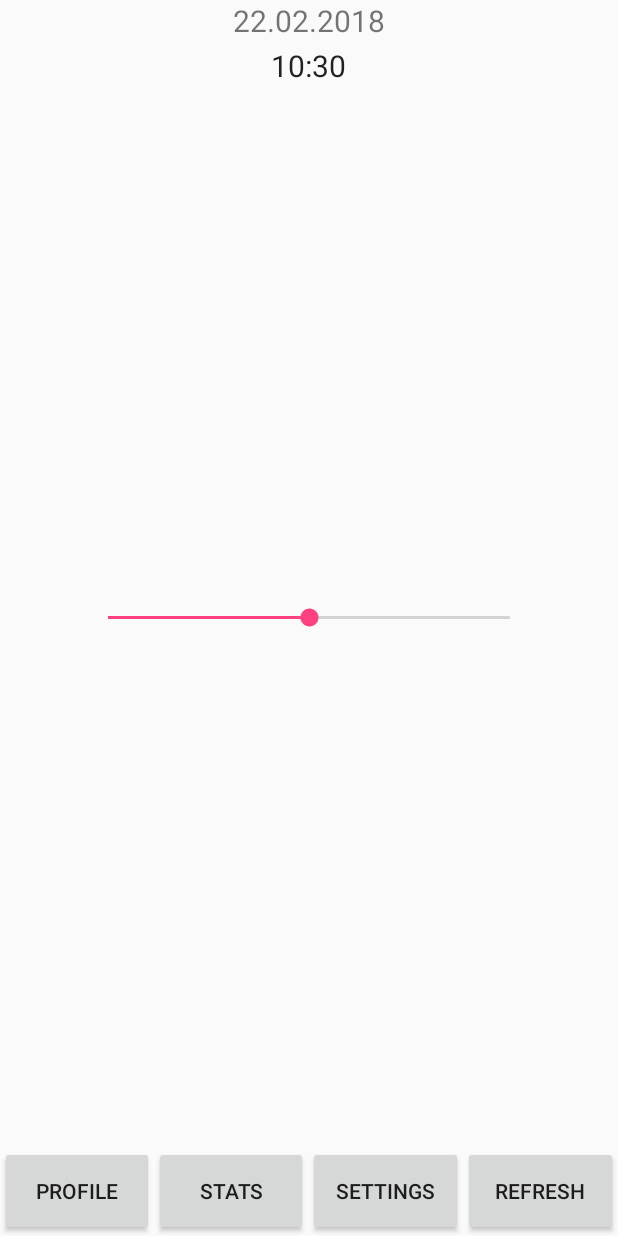
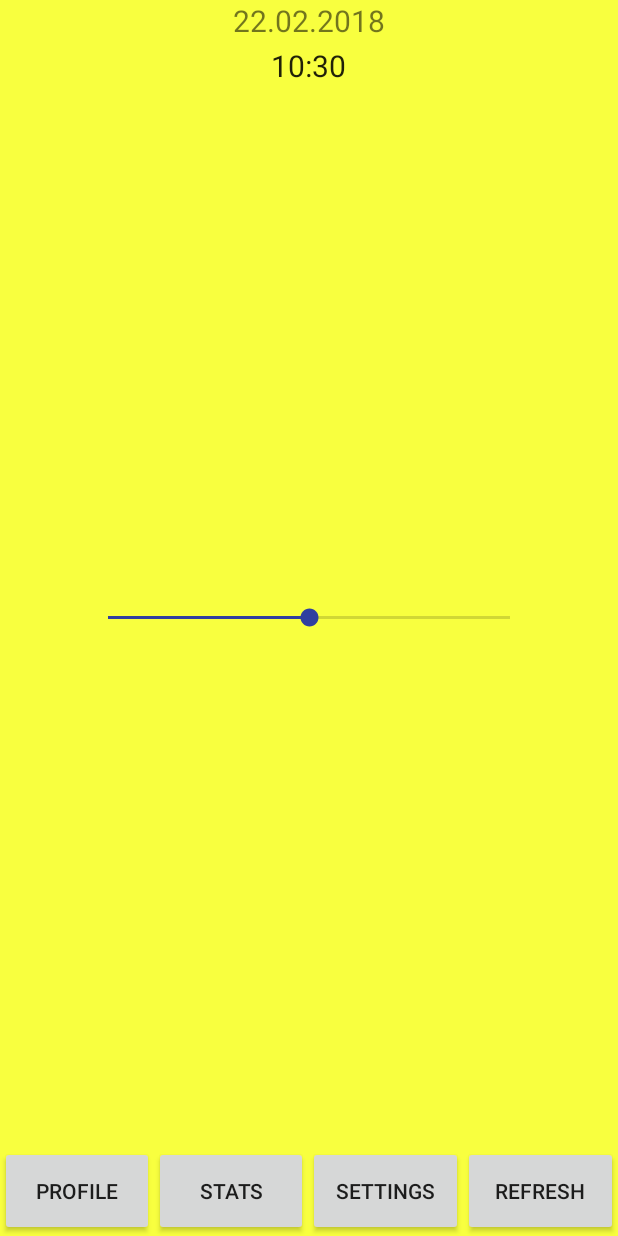
Before and after one commit to martin-the-human/PersonalEnergyTrainer, an Android app: the MainActivity screen opened directly, with no data from a screen before it, on a phone screen of 412 x 824 dp. Run offline under Robolectric (Android 15) with nearby library versions, the phone set to English and light mode, and no system bars.

Commit message:
Changed and added colours in to make app look more filled out

```diff
--- a/app/src/main/res/layout/activity_login_screen.xml
+++ b/app/src/main/res/layout/activity_login_screen.xml
@@ -4,6 +4,7 @@
     xmlns:tools="http://schemas.android.com/tools"
     android:layout_width="match_parent"
     android:layout_height="match_parent"
+    android:background="@color/colorBackground"
     tools:context="com.example.martin.personalenergytrainer.LoginScreen">
     <RelativeLayout
         android:layout_width="match_parent"
--- a/app/src/main/res/layout/activity_main.xml
+++ b/app/src/main/res/layout/activity_main.xml
@@ -4,6 +4,7 @@
     xmlns:tools="http://schemas.android.com/tools"
     android:layout_width="match_parent"
     android:layout_height="match_parent"
+    android:background="@color/colorBackground"
     tools:context="com.example.martin.personalenergytrainer.MainActivity">
     <RelativeLayout
         android:layout_width="match_parent"
--- a/app/src/main/res/layout/activity_settings.xml
+++ b/app/src/main/res/layout/activity_settings.xml
@@ -4,6 +4,7 @@
     xmlns:tools="http://schemas.android.com/tools"
     android:layout_width="match_parent"
     android:layout_height="match_parent"
+    android:background="@color/colorBackground"
     tools:context="com.example.martin.personalenergytrainer.Settings">
 
     <ListView
--- a/app/src/main/res/layout/activity_stats.xml
+++ b/app/src/main/res/layout/activity_stats.xml
@@ -4,6 +4,7 @@
     xmlns:tools="http://schemas.android.com/tools"
     android:layout_width="match_parent"
     android:layout_height="match_parent"
+    android:background="@color/colorBackground"
     tools:context="com.example.martin.personalenergytrainer.Stats">
 
 </android.support.constraint.ConstraintLayout>
--- a/app/src/main/res/layout/activity_user_profile.xml
+++ b/app/src/main/res/layout/activity_user_profile.xml
@@ -4,6 +4,7 @@
     xmlns:tools="http://schemas.android.com/tools"
     android:layout_width="match_parent"
     android:layout_height="match_parent"
+    android:background="@color/colorBackground"
     tools:context="com.example.martin.personalenergytrainer.UserProfile">
 
     <RelativeLayout
--- a/app/src/main/res/values/colors.xml
+++ b/app/src/main/res/values/colors.xml
@@ -1,6 +1,7 @@
 <?xml version="1.0" encoding="utf-8"?>
 <resources>
-    <color name="colorPrimary">#3F51B5</color>
+    <color name="colorPrimary">#FFF719</color>
     <color name="colorPrimaryDark">#303F9F</color>
-    <color name="colorAccent">#FF4081</color>
+    <color name="colorAccent">#303F9F</color>
+    <color name="colorBackground">#F8FF3F</color>
 </resources>
```
